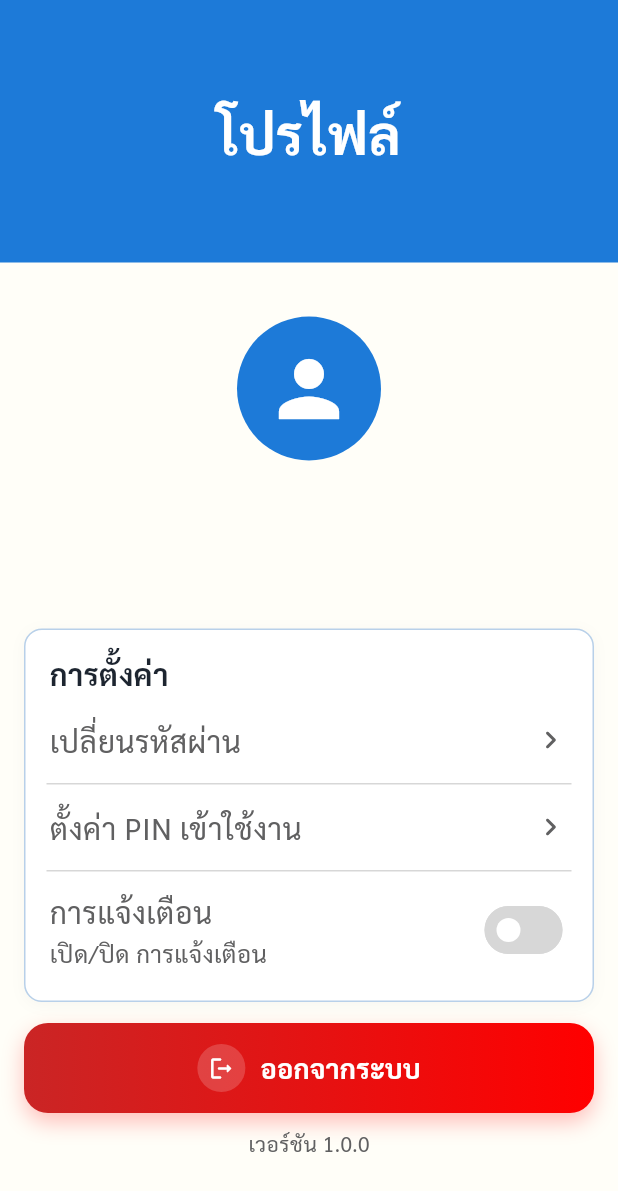
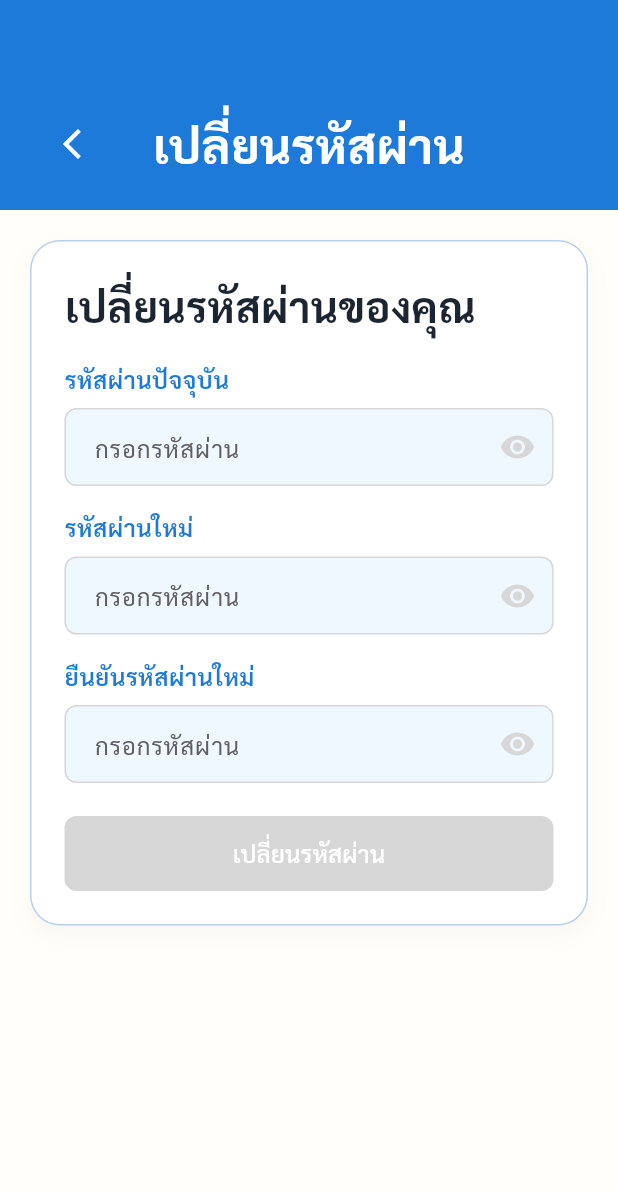
Before and after one commit to bbellechy/senoir-capYaDoo, a Flutter app: the ProfilePage screen opened by its route, after a tap on "เปลี่ยนรหัสผ่าน", on a phone screen of 412 x 824 dp. Shown: the top 1191 px of the screen. Run offline on Flutter 3.47's test engine with Material 3 defaults, Android fonts, the phone set to English and light mode, and no system bars; our stand-ins replace flutter_local_notifications, flutter_secure_storage, flutter_timezone, flutter_tts, fluttertoast, image_picker and 3 more; missing offline and left inert: flutter_rounded_date_picker, record; accounts and stored records are empty; network calls fail.

```diff
--- a/lib/core/routing/app_router.dart
+++ b/lib/core/routing/app_router.dart
@@ -11,6 +11,7 @@ import 'package:capyadoo/features/add_data/presentation/pages/add_symptom_page.d
 import 'package:capyadoo/features/add_data/presentation/pages/medicine_list_page.dart';
 import 'package:capyadoo/features/add_data/presentation/pages/symptom_list_page.dart';
 import 'package:capyadoo/features/profile/presentation/pages/profile_page.dart';
+import 'package:capyadoo/features/profile/presentation/pages/change_password_page.dart';
 import 'package:capyadoo/features/auth/presentation/pages/login_page.dart';
 import 'package:capyadoo/features/auth/presentation/pages/register_page.dart';
 import 'package:capyadoo/features/widget_showcase/widget_showcase_page.dart';
@@ -25,6 +26,7 @@ class AppRouter {
   static const String loginRoute = '/login';
   static const String registerRoute = '/register';
   static const String pinUnlockRoute = '/pin-unlock';
+  static const String changePasswordRoute = '/profile/change-password';
 
   // Main routes with bottom navigation
   static const String mainRoute = '/';
@@ -64,6 +66,11 @@ class AppRouter {
       case pinUnlockRoute:
         return MaterialPageRoute(
           builder: (_) => const PinUnlockPage(),
+          settings: settings,
+        );
+      case changePasswordRoute:
+        return MaterialPageRoute(
+          builder: (_) => const ChangePasswordPage(),
           settings: settings,
         );
       case mainRoute:
--- /dev/null
+++ b/lib/features/profile/presentation/pages/change_password_page.dart
@@ -0,0 +1,430 @@
+import 'package:flutter/material.dart';
+import 'package:capyadoo/core/constants/app_colors.dart';
+import 'package:capyadoo/core/services/auth_service.dart';
+import 'package:capyadoo/core/widgets/app_button.dart';
+import 'package:capyadoo/core/widgets/app_input_text.dart';
+
+class ChangePasswordPage extends StatefulWidget {
+  const ChangePasswordPage({super.key});
+
+  @override
+  State<ChangePasswordPage> createState() => _ChangePasswordPageState();
+}
+
+class _ChangePasswordPageState extends State<ChangePasswordPage> {
+  final _formKey = GlobalKey<FormState>();
+  final _currentPasswordController = TextEditingController();
+  final _newPasswordController = TextEditingController();
+  final _confirmPasswordController = TextEditingController();
+  bool _isLoading = false;
+  _PasswordField _activeField = _PasswordField.none;
+
+  @override
+  void initState() {
+    super.initState();
+    _currentPasswordController.addListener(_refresh);
+    _newPasswordController.addListener(_refresh);
+    _confirmPasswordController.addListener(_refresh);
+  }
+
+  @override
+  void dispose() {
+    _currentPasswordController.dispose();
+    _newPasswordController.dispose();
+    _confirmPasswordController.dispose();
+    super.dispose();
+  }
+
+  void _refresh() {
+    if (mounted) setState(() {});
+  }
+
+  bool get _hasMinLength => _newPasswordController.text.length >= 8;
+  bool get _hasSpecial => RegExp(
+    r'[!@#\$%\^&*(),.?":{}|<>\[\]\\\/\-_+=~`]',
+  ).hasMatch(_newPasswordController.text);
+  bool get _hasDigit => RegExp(r'\d').hasMatch(_newPasswordController.text);
+
+  bool get _confirmHasMinLength => _confirmPasswordController.text.length >= 8;
+  bool get _confirmHasSpecial => RegExp(
+    r'[!@#\$%\^&*(),.?":{}|<>\[\]\\\/\-_+=~`]',
+  ).hasMatch(_confirmPasswordController.text);
+  bool get _confirmHasDigit =>
+      RegExp(r'\d').hasMatch(_confirmPasswordController.text);
+
+  bool get _confirmMatches =>
+      _confirmPasswordController.text.isNotEmpty &&
+      _confirmPasswordController.text == _newPasswordController.text;
+
+  bool get _currentDiffers =>
+      _currentPasswordController.text.isNotEmpty &&
+      _currentPasswordController.text != _newPasswordController.text;
+
+  bool get _allRequirementsMet =>
+      _hasMinLength &&
+      _hasSpecial &&
+      _hasDigit &&
+      _currentDiffers &&
+      _confirmMatches;
+
+    bool get _showNewRulesPanel =>
+      _activeField == _PasswordField.newPassword &&
+      _newPasswordController.text.isNotEmpty;
+
+    bool get _showConfirmRulesPanel =>
+      _activeField == _PasswordField.confirmPassword &&
+      _confirmPasswordController.text.isNotEmpty;
+
+  Future<void> _submit() async {
+    if (!_formKey.currentState!.validate()) return;
+
+    setState(() => _isLoading = true);
+
+    final success = await AuthService.changePassword(
+      currentPassword: _currentPasswordController.text,
+      newPassword: _newPasswordController.text,
+    );
+
+    if (!mounted) return;
+
+    setState(() => _isLoading = false);
+
+    if (success) {
+      ScaffoldMessenger.of(context).showSnackBar(
+        const SnackBar(
+          content: Text(
+            'เปลี่ยนรหัสผ่านสำเร็จ',
+            style: TextStyle(fontFamily: 'Sarabun'),
+          ),
+        ),
+      );
+      Navigator.pop(context);
+      return;
+    }
+
+    ScaffoldMessenger.of(context).showSnackBar(
+      const SnackBar(
+        content: Text(
+          'ไม่สามารถเปลี่ยนรหัสผ่านได้',
+          style: TextStyle(fontFamily: 'Sarabun'),
+        ),
+      ),
+    );
+  }
+
+  @override
+  Widget build(BuildContext context) {
+    return Scaffold(
+      backgroundColor: AppColors.offwhite,
+      body: Column(
+        children: [
+          Container(
+            height: 140,
+            decoration: const BoxDecoration(color: AppColors.primaryBlue),
+            child: SafeArea(
+              bottom: false,
+              child: Column(
+                mainAxisAlignment: MainAxisAlignment.end,
+                children: [
+                  Padding(
+                    padding: const EdgeInsets.only(
+                      left: 30,
+                      right: 30,
+                      bottom: 20,
+                    ),
+                    child: Row(
+                      children: [
+                        IconButton(
+                          icon: const Icon(
+                            Icons.arrow_back_ios,
+                            color: Colors.white,
+                          ),
+                          onPressed: () => Navigator.pop(context),
+                        ),
+                        const Expanded(
+                          child: Text(
+                            'เปลี่ยนรหัสผ่าน',
+                            textAlign: TextAlign.center,
+                            style: TextStyle(
+                              color: Colors.white,
+                              fontSize: 32,
+                              fontWeight: FontWeight.w700,
+                            ),
+                          ),
+                        ),
+                        const SizedBox(width: 48),
+                      ],
+                    ),
+                  ),
+                ],
+              ),
+            ),
+          ),
+          Expanded(
+            child: SingleChildScrollView(
+              padding: const EdgeInsets.fromLTRB(20, 20, 20, 24),
+              child: Center(
+                child: ConstrainedBox(
+                  constraints: const BoxConstraints(maxWidth: 760),
+                  child: Form(
+                    key: _formKey,
+                    child: Container(
+                      width: double.infinity,
+                      padding: const EdgeInsets.all(22),
+                      decoration: BoxDecoration(
+                        color: Colors.white,
+                        borderRadius: BorderRadius.circular(20),
+                        border: Border.all(color: AppColors.blueBorder),
+                        boxShadow: [
+                          BoxShadow(
+                            color: Colors.black.withOpacity(0.03),
+                            blurRadius: 14,
+                            offset: const Offset(0, 6),
+                          ),
+                        ],
+                      ),
+                      child: Column(
+                        crossAxisAlignment: CrossAxisAlignment.start,
+                        children: [
+                          const Text(
+                            'เปลี่ยนรหัสผ่านของคุณ',
+                            style: TextStyle(
+                              fontFamily: 'Sarabun',
+                              fontSize: 28,
+                              fontWeight: FontWeight.w700,
+                              color: AppColors.textPrimary,
+                            ),
+                          ),
+                          const SizedBox(height: 18),
+                          _buildFieldLabel('รหัสผ่านปัจจุบัน'),
+                          const SizedBox(height: 8),
+                          AppInputText(
+                            controller: _currentPasswordController,
+                            hintText: 'กรอกรหัสผ่าน',
+                            isPassword: true,
+                            onTap: () {
+                              setState(() {
+                                _activeField = _PasswordField.currentPassword;
+                              });
+                            },
+                            validator: (value) {
+                              if (value == null || value.isEmpty) {
+                                return 'กรุณากรอกรหัสผ่านปัจจุบัน';
+                              }
+                              return null;
+                            },
+                          ),
+                          const SizedBox(height: 16),
+                          _buildFieldLabel('รหัสผ่านใหม่'),
+                          const SizedBox(height: 8),
+                          AppInputText(
+                            controller: _newPasswordController,
+                            hintText: 'กรอกรหัสผ่าน',
+                            isPassword: true,
+                            onTap: () {
+                              setState(() {
+                                _activeField = _PasswordField.newPassword;
+                              });
+                            },
+                            validator: (value) {
+                              if (value == null || value.isEmpty) {
+                                return 'กรุณากรอกรหัสผ่านใหม่';
+                              }
+                              if (!_hasMinLength) {
+                                return 'รหัสผ่านต้องมีอย่างน้อย 8 ตัวอักษร';
+                              }
+                              if (!_hasSpecial) {
+                                return 'ต้องมีตัวอักษรพิเศษอย่างน้อย 1 ตัว';
+                              }
+                              if (!_hasDigit) {
+                                return 'ต้องมีตัวเลขอย่างน้อย 1 ตัว';
+                              }
+                              if (!_currentDiffers) {
+                                return 'รหัสผ่านใหม่ต้องไม่ซ้ำรหัสผ่านเดิม';
+                              }
+                              return null;
+                            },
+                          ),
+                          if (_showNewRulesPanel) ...[
+                            const SizedBox(height: 10),
+                            _buildInlineNewRulesPanel(),
+                          ],
+                          const SizedBox(height: 16),
+                          _buildFieldLabel('ยืนยันรหัสผ่านใหม่'),
+                          const SizedBox(height: 8),
+                          AppInputText(
+                            controller: _confirmPasswordController,
+                            hintText: 'กรอกรหัสผ่าน',
+                            isPassword: true,
+                            onTap: () {
+                              setState(() {
+                                _activeField = _PasswordField.confirmPassword;
+                              });
+                            },
+                            validator: (value) {
+                              if (value == null || value.isEmpty) {
+                                return 'กรุณายืนยันรหัสผ่านใหม่';
+                              }
+                              if (value != _newPasswordController.text) {
+                                return 'รหัสผ่านไม่ตรงกัน';
+                              }
+                              return null;
+                            },
+                          ),
+                          if (_showConfirmRulesPanel) ...[
+                            const SizedBox(height: 10),
+                            _buildInlineConfirmRulesPanel(),
+                          ],
+                          const SizedBox(height: 22),
+                          SizedBox(
+                            width: double.infinity,
+                            child: AppButton(
+                              text: 'เปลี่ยนรหัสผ่าน',
+                              isLoading: _isLoading,
+                              onPressed: _allRequirementsMet ? _submit : null,
+                            ),
+                          ),
+                        ],
+                      ),
+                    ),
+                  ),
+                ),
+              ),
+            ),
+          ),
+        ],
+      ),
+    );
+  }
+
+  Widget _buildFieldLabel(String text) {
+    return Text(
+      text,
+      style: const TextStyle(
+        fontFamily: 'Sarabun',
+        fontSize: 16,
+        fontWeight: FontWeight.w600,
+        color: AppColors.primaryBlue,
+      ),
+    );
+  }
+
+  Widget _buildInlineNewRulesPanel() {
+    return Container(
+      width: double.infinity,
+      padding: const EdgeInsets.symmetric(horizontal: 12, vertical: 10),
+      decoration: BoxDecoration(
+        color: AppColors.subBlue,
+        borderRadius: BorderRadius.circular(10),
+      ),
+      child: Column(
+        crossAxisAlignment: CrossAxisAlignment.start,
+        children: [
+          const Text(
+            'รหัสผ่านต้องประกอบไปด้วย',
+            style: TextStyle(
+              fontFamily: 'Sarabun',
+              fontSize: 17,
+              fontWeight: FontWeight.w600,
+              color: AppColors.textPrimary,
+            ),
+          ),
+          const SizedBox(height: 6),
+          _buildRuleItem('อย่างน้อย 8 ตัวอักษร', _hasMinLength),
+          _buildRuleItem('ตัวอักษรพิเศษ อย่างน้อย 1 ตัว', _hasSpecial),
+          _buildRuleItem('ตัวเลข 0-9 อย่างน้อย 1 ตัว', _hasDigit),
+        ],
+      ),
+    );
+  }
+
+  Widget _buildInlineConfirmRulesPanel() {
+    final mismatch =
+        _confirmPasswordController.text.isNotEmpty && !_confirmMatches;
+
+    return Column(
+      crossAxisAlignment: CrossAxisAlignment.start,
+      children: [
+        if (mismatch)
+          const Padding(
+            padding: EdgeInsets.only(bottom: 6),
+            child: Text(
+              'รหัสผ่านไม่ตรงกัน',
+              style: TextStyle(
+                fontFamily: 'Sarabun',
+                fontSize: 16,
+                fontWeight: FontWeight.w700,
+                color: AppColors.error,
+              ),
+            ),
+          ),
+        Container(
+          width: double.infinity,
+          padding: const EdgeInsets.symmetric(horizontal: 12, vertical: 10),
+          decoration: BoxDecoration(
+            color: AppColors.subBlue,
+            borderRadius: BorderRadius.circular(10),
+          ),
+          child: Column(
+            crossAxisAlignment: CrossAxisAlignment.start,
+            children: [
+              const Text(
+                'รหัสผ่านต้องประกอบไปด้วย',
+                style: TextStyle(
+                  fontFamily: 'Sarabun',
+                  fontSize: 17,
+                  fontWeight: FontWeight.w600,
+                  color: AppColors.textPrimary,
+                ),
+              ),
+              const SizedBox(height: 6),
+              _buildRuleItem('อย่างน้อย 8 ตัวอักษร', _confirmHasMinLength),
+              _buildRuleItem('ตัวอักษรพิเศษ อย่างน้อย 1 ตัว', _confirmHasSpecial),
+              _buildRuleItem('ตัวเลข 0-9 อย่างน้อย 1 ตัว', _confirmHasDigit),
+            ],
+          ),
+        ),
+      ],
+    );
+  }
+
+  Widget _buildRuleItem(String label, bool passed) {
+    return Padding(
+      padding: const EdgeInsets.only(bottom: 10),
+      child: Row(
+        children: [
+          Container(
+            width: 24,
+            height: 24,
+            decoration: BoxDecoration(
+              color: passed
+                  ? AppColors.success.withOpacity(0.2)
+                  : AppColors.textSub.withOpacity(0.2),
+              shape: BoxShape.circle,
+            ),
+            child: Icon(
+              passed ? Icons.check_rounded : Icons.close_rounded,
+              size: 16,
+              color: passed ? AppColors.success : AppColors.textSub,
+            ),
+          ),
+          const SizedBox(width: 10),
+          Expanded(
+            child: Text(
+              label,
+              style: TextStyle(
+                fontFamily: 'Sarabun',
+                fontSize: 15,
+                height: 1.2,
+                color: passed ? AppColors.textPrimary : AppColors.textSub,
+                fontWeight: passed ? FontWeight.w600 : FontWeight.w400,
+              ),
+            ),
+          ),
+        ],
+      ),
+    );
+  }
+}
+
+enum _PasswordField { none, currentPassword, newPassword, confirmPassword }
--- a/lib/features/profile/presentation/pages/profile_page.dart
+++ b/lib/features/profile/presentation/pages/profile_page.dart
@@ -3,6 +3,7 @@ import 'package:provider/provider.dart';
 import 'package:capyadoo/core/providers/auth_provider.dart';
 import 'package:capyadoo/core/constants/app_colors.dart';
 import 'package:capyadoo/core/widgets/delete_dialog.dart';
+import 'package:capyadoo/core/routing/app_router.dart';
 import 'package:capyadoo/core/services/notification_service.dart';
 import 'package:flutter_secure_storage/flutter_secure_storage.dart';
 import 'package:capyadoo/features/profile/presentation/pages/pin_settings_page.dart';
@@ -156,7 +157,12 @@ class _ProfilePageState extends State<ProfilePage> {
               ),
             ),
           ),
-          _buildArrowTile(title: 'เปลี่ยนรหัสผ่าน', onTap: () {}),
+          _buildArrowTile(
+            title: 'เปลี่ยนรหัสผ่าน',
+            onTap: () {
+              Navigator.pushNamed(context, AppRouter.changePasswordRoute);
+            },
+          ),
           const _SettingsDivider(),
           _buildArrowTile(
             title: 'ตั้งค่า PIN เข้าใช้งาน',
```
Also changed, not shown: lib/features/pillbox/presentation/pages/pill_box_detail_page.dart (+0 -12 lines).
